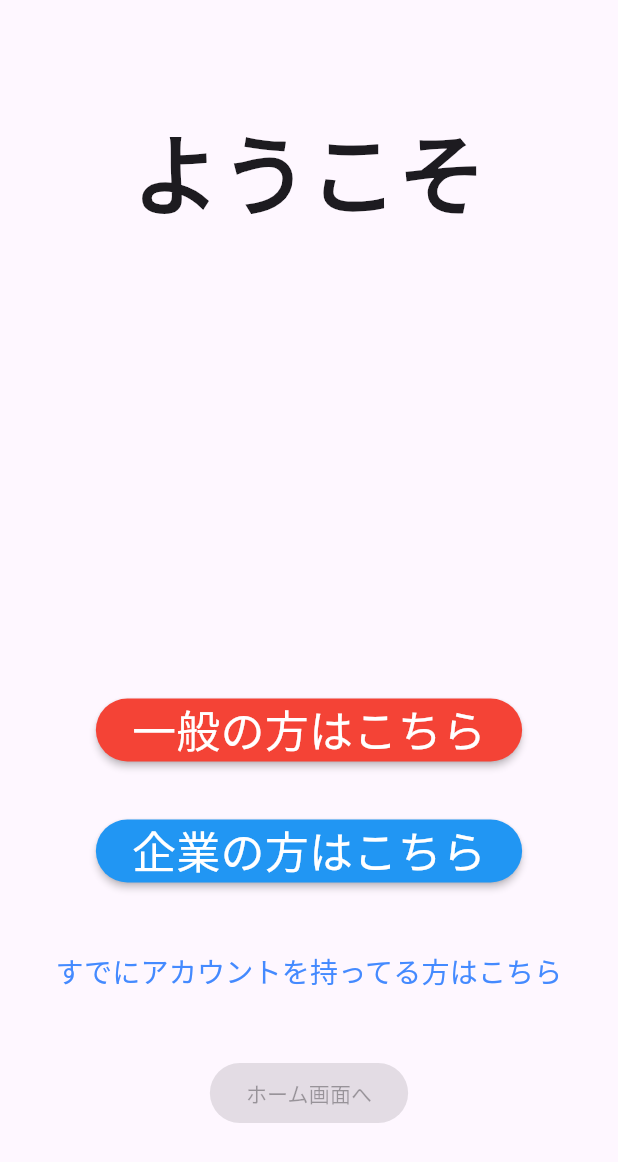
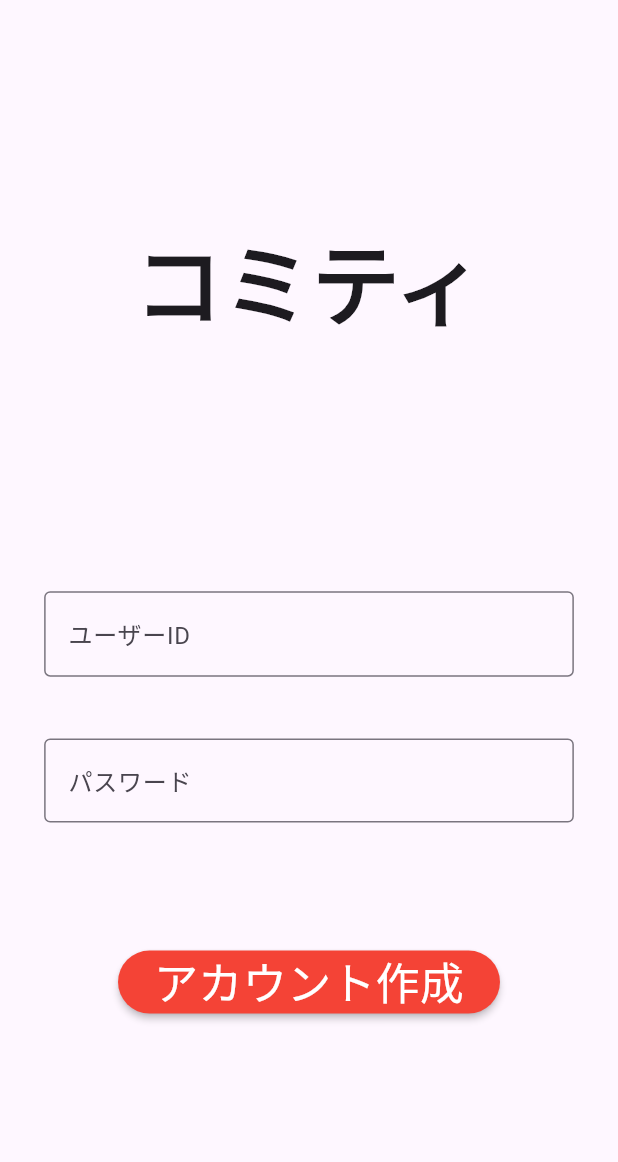
Before and after one commit to ltpdo/committee, a Flutter app: the Welcome screen opened directly, after a tap on "一般の方はこちら", on a phone screen of 412 x 824 dp. Shown: the top 1162 px of the screen. Run offline on Flutter 3.47's test engine with Material 2 defaults, Android fonts, the phone set to English and light mode, and no system bars.

Commit message:
アカウント登録画面を作成

```diff
--- a/lib/main.dart
+++ b/lib/main.dart
@@ -1,5 +1,4 @@
 import 'package:committee/screens/welcome.dart';
-import 'package:committee/screens/HomeScreen.dart';
 import 'package:flutter/material.dart';
 
 void main() {
@@ -15,7 +14,7 @@ class MyApp extends StatelessWidget {
         colorScheme: ColorScheme.fromSeed(seedColor: Colors.deepPurple),
         useMaterial3: true,
       ),
-      home: HomeScreen(),
+      home: Welcome(),
     );
   }
 }
--- /dev/null
+++ b/lib/screens/sign_up.dart
@@ -0,0 +1,78 @@
+import 'package:flutter/material.dart';
+
+class SignUpScreen extends StatefulWidget {
+  const SignUpScreen({super.key});
+
+  @override
+  State<StatefulWidget> createState() {
+    return SignUpScreenState();
+  }
+}
+
+class SignUpScreenState extends State<SignUpScreen> {
+  @override
+  Widget build(BuildContext context) {
+    final Size size = MediaQuery.of(context).size;
+    return GestureDetector(
+      onTap: () {
+        FocusScope.of(context).unfocus();
+      },
+      child: Scaffold(
+        body: Center(
+          child: SingleChildScrollView(
+            child: Column(
+              mainAxisAlignment: MainAxisAlignment.center,
+              children: <Widget>[
+                Text(
+                  "コミティ",
+                  style: TextStyle(
+                    fontWeight: FontWeight.bold,
+                    fontSize: size.width / 7,
+                  ),
+                ),
+                SizedBox(
+                  height: size.height / 5,
+                ),
+                SizedBox(
+                  width: size.width / 7 * 6,
+                  child: TextFormField(
+                    decoration: const InputDecoration(
+                        border: OutlineInputBorder(), hintText: "ユーザーID"),
+                  ),
+                ),
+                SizedBox(
+                  height: size.height / 20,
+                ),
+                SizedBox(
+                  width: size.width / 7 * 6,
+                  child: TextFormField(
+                    decoration: const InputDecoration(
+                        border: OutlineInputBorder(), hintText: "パスワード"),
+                  ),
+                ),
+                SizedBox(
+                  height: size.height / 10,
+                ),
+                ElevatedButton(
+                  onPressed: () {},
+                  style: ButtonStyle(
+                    backgroundColor:
+                        MaterialStateProperty.all<Color>(Colors.red),
+                    elevation: MaterialStateProperty.all<double>(2.0),
+                  ),
+                  child: Text(
+                    "アカウント作成",
+                    style: TextStyle(
+                      fontSize: size.width / 14,
+                      color: Colors.white,
+                    ),
+                  ),
+                ),
+              ],
+            ),
+          ),
+        ),
+      ),
+    );
+  }
+}
--- a/lib/screens/welcome.dart
+++ b/lib/screens/welcome.dart
@@ -1,3 +1,4 @@
+import 'package:committee/screens/sign_up.dart';
 import 'package:flutter/material.dart';
 
 class Welcome extends StatelessWidget {
@@ -18,16 +19,21 @@ class Welcome extends StatelessWidget {
               ),
             ),
             SizedBox(
-              height: size.height / 3,
+              height: size.height / 4,
             ),
             SizedBox(
-              height: size.height / 3,
+              height: size.height / 2.8,
               child: Column(
                 mainAxisAlignment: MainAxisAlignment.spaceEvenly,
                 children: <Widget>[
                   //以下３つのボタンは吉川が編集します。
                   ElevatedButton(
-                    onPressed: () {},
+                    onPressed: () {
+                      Navigator.of(context).push(
+                          MaterialPageRoute(builder: (BuildContext context) {
+                        return SignUpScreen();
+                      }));
+                    },
                     style: ButtonStyle(
                       backgroundColor:
                           MaterialStateProperty.all<Color>(Colors.red),
@@ -67,12 +73,6 @@ class Welcome extends StatelessWidget {
                 ],
               ),
             ),
-
-            /*
-            --------------------以下を編集してください--------------------
-            下のボタンはデバッグ用。onPressedプロパティにホーム画面のWidgetを渡してください。
-            */
-            ElevatedButton(onPressed: null, child: const Text("ホーム画面へ"))
           ],
         ),
       ),
```
Also changed, not shown: 5 other files.
